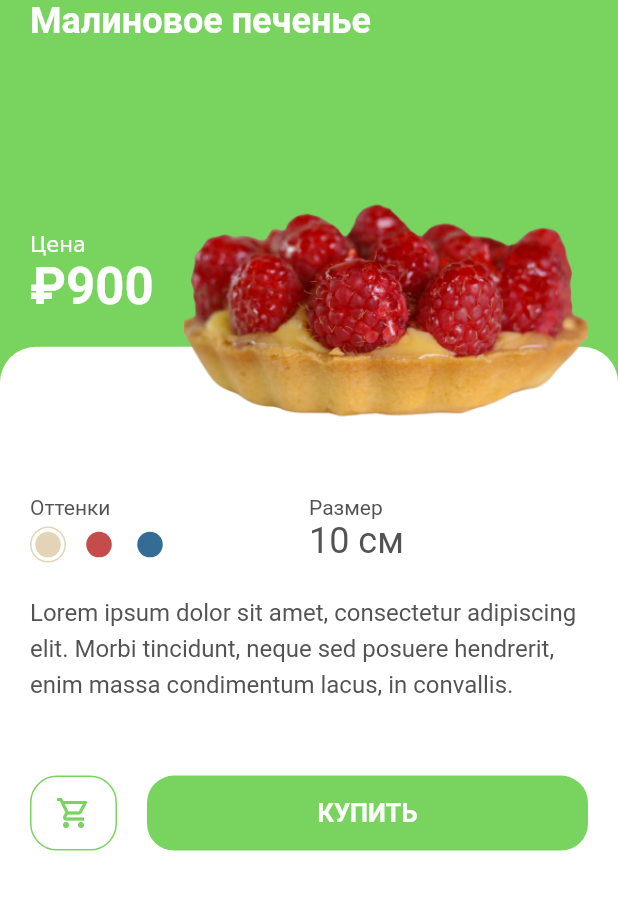
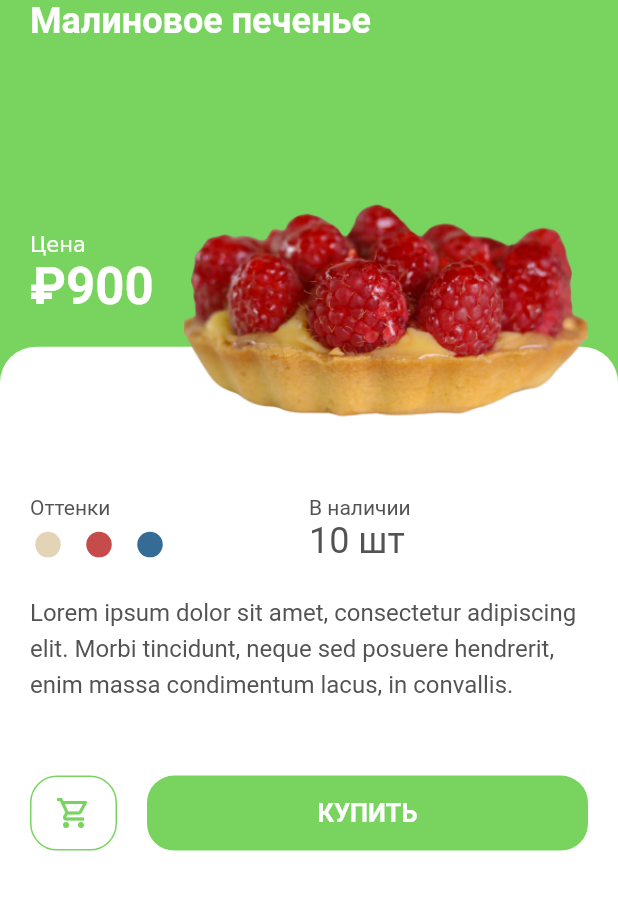
Before and after one commit to WyzleDev/Crossplatform-shop, a Flutter app: the DetailScreen screen opened directly with sample values from the repository, on a phone screen of 412 x 824 dp, the part 108-1018 px from its top. Run offline on Flutter 3.47's test engine with Material 2 defaults, Android fonts, the phone set to English and light mode, and no system bars; our stand-ins replace animated_splash_screen, full_screen_image, get.

Commit message:
pre-relese-fixes#2

```diff
--- a/lib/main.dart
+++ b/lib/main.dart
@@ -2,7 +2,6 @@ import 'package:animated_splash_screen/animated_splash_screen.dart';
 import 'package:flutter/material.dart';
 import 'package:foxgold1/constant.dart';
 import 'package:foxgold1/screens/home_screen.dart';
-import 'package:foxgold1/screens/splash_screen.dart';
 import 'package:get/get.dart';
 
 void main() {
--- a/lib/screens/about_screen/about_screen.dart
+++ b/lib/screens/about_screen/about_screen.dart
@@ -25,7 +25,7 @@ class AboutScreen extends StatelessWidget {
           IconButton(
               onPressed: () {
                 if (cartController.products.length > 0) {
-                  Get.to(CartScreen());
+                  Get.to(const CartScreen());
                 }else{
                   Get.snackbar("Упс", "Похоже в корзине еще пусто");
                 }
--- a/lib/screens/cart/cart_screen.dart
+++ b/lib/screens/cart/cart_screen.dart
@@ -2,7 +2,6 @@ import 'package:flutter/material.dart';
 import 'package:foxgold1/constant.dart';
 import 'package:foxgold1/screens/cart/components/CartProducts.dart';
 import 'package:foxgold1/screens/cart/components/cart_controller.dart';
-import 'package:foxgold1/screens/cart/components/cart_product_card.dart';
 import 'package:foxgold1/screens/cart/components/cart_total.dart';
 import 'package:get/get.dart';
 
--- a/lib/screens/cart/components/cart_controller.dart
+++ b/lib/screens/cart/components/cart_controller.dart
@@ -1,5 +1,3 @@
-
-
 import 'package:foxgold1/models/product.dart';
 import 'package:get/get.dart';
 import 'package:flutter/material.dart';
--- a/lib/screens/cart/components/cart_product_card.dart
+++ b/lib/screens/cart/components/cart_product_card.dart
@@ -1,6 +1,5 @@
 import 'package:flutter/material.dart';
 import 'package:foxgold1/constant.dart';
-import 'package:get/get.dart';
 import 'cart_controller.dart';
 import 'package:foxgold1/models/product.dart';
 
@@ -26,10 +25,10 @@ class CartProductCard extends StatelessWidget {
       child: Row(mainAxisAlignment: MainAxisAlignment.spaceBetween, children: [
         CircleAvatar(
             radius: 40, backgroundImage: Image.asset(product.image).image, backgroundColor: product.color,),
-        SizedBox(width: kDefaultPadding,),
+        const SizedBox(width: kDefaultPadding,),
         Expanded(child: Text(product.title)),
         IconButton(onPressed: (){controller.addProduct(product);}, icon: const Icon(Icons.add_circle_outline)),
-        Text("${quantity}"),
+        Text("$quantity"),
         IconButton(onPressed: (){controller.removeProduct(product, context);}, icon: const Icon(Icons.remove_circle_outline),),
 
       ]),
--- a/lib/screens/cart/components/cart_total.dart
+++ b/lib/screens/cart/components/cart_total.dart
@@ -53,7 +53,7 @@ class CartTotal extends StatelessWidget {
                           snackStyle: SnackStyle.FLOATING,
                           showProgressIndicator: true,
                           snackPosition: SnackPosition.BOTTOM,
-                          duration: Duration(seconds: 4));
+                          duration: const Duration(seconds: 4));
                     },
                   )),
             ),
--- a/lib/screens/details/components/add_to_cart.dart
+++ b/lib/screens/details/components/add_to_cart.dart
@@ -22,7 +22,7 @@ class AddToCart extends StatelessWidget {
       child: Row(
         children: [
           Container(
-            margin: EdgeInsets.only(right: kDefaultPadding),
+            margin: const EdgeInsets.only(right: kDefaultPadding),
             height: 50,
             width: 58,
             decoration: BoxDecoration(
@@ -53,7 +53,7 @@ class AddToCart extends StatelessWidget {
                   ),
                   onPressed: () {
                     cartController.addProduct(product);
-                    Get.to(CartScreen());
+                    Get.to(const CartScreen());
                   },
                 )),
           )
--- a/lib/screens/details/components/body.dart
+++ b/lib/screens/details/components/body.dart
@@ -36,9 +36,9 @@ class Body extends StatelessWidget {
                   child: Column(
                     children: [
                       ColorAndSize(product: product),
-                      SizedBox(height: kDefaultPadding/2,),
+                      const SizedBox(height: kDefaultPadding/2,),
                       Description(product: product),
-                      SizedBox(height: kDefaultPadding,),
+                      const SizedBox(height: kDefaultPadding,),
                       AddToCart(product: product)
                     ],
                   ),
--- a/lib/screens/details/components/cart_counter.dart
+++ b/lib/screens/details/components/cart_counter.dart
@@ -1,5 +1,6 @@
 import 'package:flutter/material.dart';
 import 'package:foxgold1/constant.dart';
+
 class CartCounter extends StatefulWidget {
   const CartCounter({Key? key}) : super(key: key);
 
--- a/lib/screens/details/components/color_and_size.dart
+++ b/lib/screens/details/components/color_and_size.dart
@@ -1,5 +1,4 @@
 import 'package:flutter/material.dart';
-
 import '../../../constant.dart';
 import '../../../models/product.dart';
 
@@ -50,7 +49,7 @@ class ColorAndSize extends StatelessWidget {
                 children: const [
                   ColorDot(
                     color: Color(0xFFE3D4B7),
-                    isSelected: true,
+                    isSelected: false,
                   ),
                   ColorDot(
                     color: Color(0xFFC64B4B),
@@ -67,16 +66,13 @@ class ColorAndSize extends StatelessWidget {
         ),
         Expanded(
           child: RichText(
-            text: TextSpan(
-                style: const TextStyle(color: kTextColor),
-                children: [
-                  const TextSpan(text: "Размер\n"),
-                  TextSpan(
-                      text: "${product.size} см",
-                      style: Theme.of(context)
-                          .textTheme
-                          .headline5),
-                ]),
+            text:
+                TextSpan(style: const TextStyle(color: kTextColor), children: [
+              const TextSpan(text: "В наличии\n"),
+              TextSpan(
+                  text: "${product.size} шт",
+                  style: Theme.of(context).textTheme.headline5),
+            ]),
           ),
         )
       ],
--- a/lib/screens/details/details_screen.dart
+++ b/lib/screens/details/details_screen.dart
@@ -35,7 +35,7 @@ class DetailScreen extends StatelessWidget {
         IconButton(
             onPressed: () {
               if (cartController.products.length > 0) {
-                Get.to(() => CartScreen());
+                Get.to(() => const CartScreen());
               } else {
                 Get.snackbar("Упс", "Похоже в корзине еще пусто");
               }
--- a/lib/screens/home_screen/components/body.dart
+++ b/lib/screens/home_screen/components/body.dart
@@ -1,13 +1,11 @@
 import 'package:flutter/material.dart';
 import 'package:foxgold1/constant.dart';
 import 'package:foxgold1/models/product.dart';
-import 'package:foxgold1/screens/home_screen/components/categories.dart';
 import 'package:foxgold1/screens/details/details_screen.dart';
-import 'package:get/get.dart';
 import 'item_card.dart';
 
 class Body extends StatelessWidget {
-  Body({Key? key}) : super(key: key);
+  const Body({Key? key}) : super(key: key);
 
   @override
   Widget build(BuildContext context) {
--- a/lib/screens/splash_screen.dart
+++ b/lib/screens/splash_screen.dart
@@ -1,5 +1,3 @@
-import 'dart:ui';
-
 import 'package:flutter/material.dart';
 
 
@@ -10,7 +8,7 @@ class SplashScreen extends StatelessWidget {
   Widget build(BuildContext context) {
     return Center(
       child: Column(
-        children: [
+        children: const [
           SizedBox(
             height: 100,
             width: 100,
--- a/pubspec.yaml
+++ b/pubspec.yaml
@@ -37,7 +37,7 @@ dependencies:
   cupertino_icons: ^1.0.2
   get: ^4.3.8
   url_launcher: ^6.0.20
-  full_screen_image: any
+  full_screen_image: ^1.0.1
   animated_splash_screen: any
 
 dev_dependencies:
```
Also changed, not shown: lib/screens/details/components/counter_with_fav_btn.dart (deleted, +0 -26 lines), lib/screens/home_screen.dart (+2 -45 lines), pubspec.lock.
